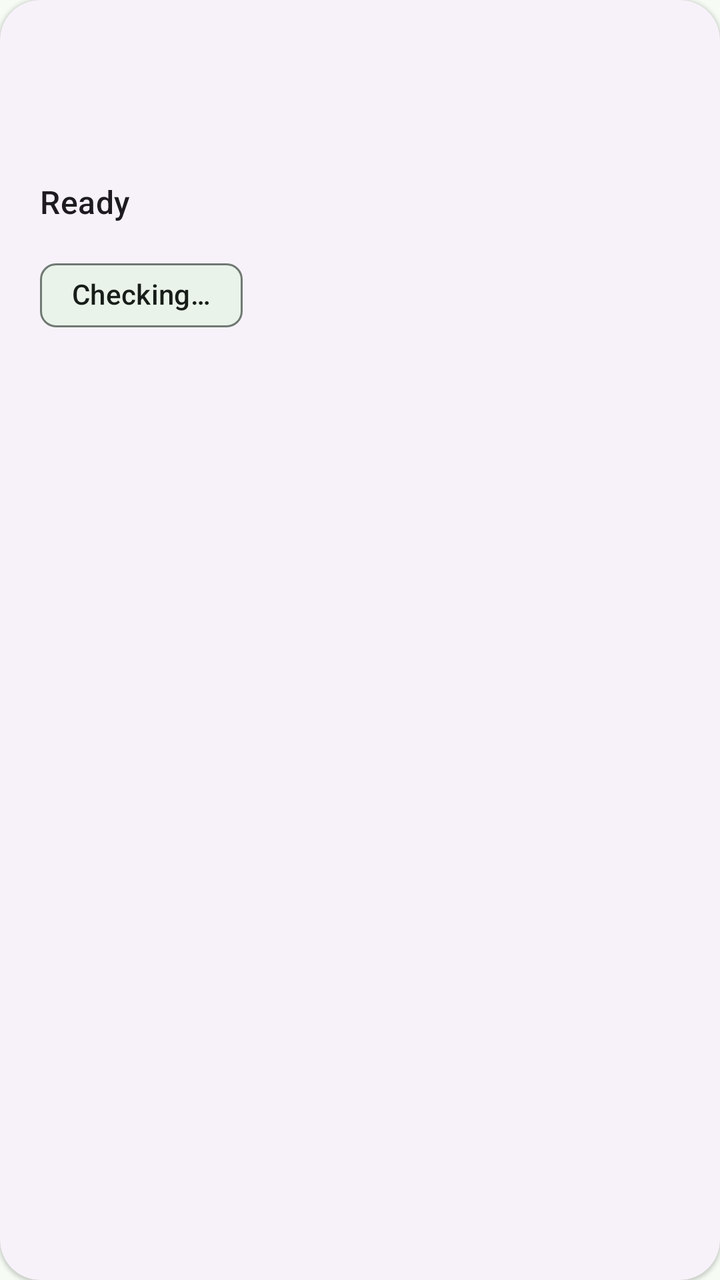
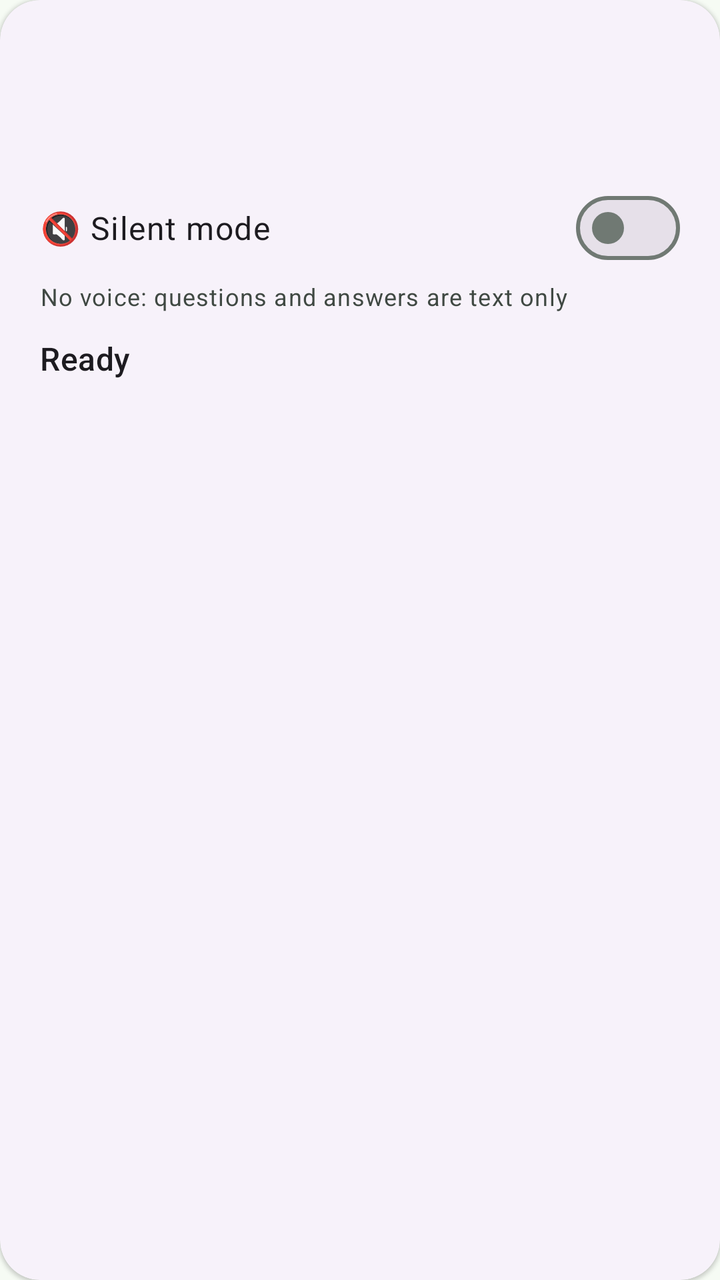

Compare the two renders of this Android layout. The source of the first and the diff that turns it into the second are given below.
<!-- AndroidManifest.xml: application theme Theme.VoiceSrs -->
<!-- res/layout/include_status_card.xml -->
<?xml version="1.0" encoding="utf-8"?>
<com.google.android.material.card.MaterialCardView xmlns:android="http://schemas.android.com/apk/res/android"
    xmlns:app="http://schemas.android.com/apk/res-auto"
    android:id="@+id/statusCard"
    style="@style/Widget.Material3.CardView.Elevated"
    android:layout_width="match_parent"
    android:layout_height="wrap_content"
    android:layout_marginBottom="12dp"
    app:cardCornerRadius="20dp"
    app:contentPadding="20dp">

    <LinearLayout
        android:layout_width="match_parent"
        android:layout_height="wrap_content"
        android:animateLayoutChanges="true"
        android:orientation="vertical">

        <TextView
            android:id="@+id/deckPath"
            android:layout_width="match_parent"
            android:layout_height="wrap_content"
            android:ellipsize="start"
            android:maxLines="1"
            android:singleLine="true"
            android:textAppearance="?attr/textAppearanceBodySmall"
            android:textColor="?attr/colorOnSurfaceVariant"
            android:visibility="gone" />

        <TextView
            android:id="@+id/deckName"
            android:layout_width="match_parent"
            android:layout_height="wrap_content"
            android:textAppearance="?attr/textAppearanceHeadlineSmall" />

        <TextView
            android:id="@+id/dueCount"
            android:layout_width="match_parent"
            android:layout_height="wrap_content"
            android:layout_marginTop="4dp"
            android:textAppearance="?attr/textAppearanceBodyLarge" />

        <com.google.android.material.chip.Chip
            android:id="@+id/silentIndicator"
            style="@style/Widget.Material3.Chip.Assist"
            android:layout_width="wrap_content"
            android:layout_height="wrap_content"
            android:layout_marginTop="8dp"
            android:clickable="false"
            android:focusable="false"
            android:text="@string/silent_indicator"
            android:visibility="gone"
            app:chipMinHeight="32dp" />

        <TextView
            android:id="@+id/stateText"
            android:layout_width="match_parent"
            android:layout_height="wrap_content"
            android:layout_marginTop="12dp"
            android:text="@string/state_ready"
            android:textAppearance="?attr/textAppearanceTitleMedium" />

        <TextView
            android:id="@+id/progressText"
            android:layout_width="match_parent"
            android:layout_height="wrap_content"
            android:layout_marginTop="4dp"
            android:textAppearance="?attr/textAppearanceBodyMedium"
            android:visibility="gone" />

        <com.google.android.material.chip.Chip
            android:id="@+id/syncChip"
            style="@style/Widget.Material3.Chip.Assist"
            android:layout_width="wrap_content"
            android:layout_height="wrap_content"
            android:layout_marginTop="8dp"
            android:clickable="false"
            android:focusable="false"
            android:text="0 pending sync"
            android:visibility="gone"
            app:chipMinHeight="32dp" />

        <com.google.android.material.chip.Chip
            android:id="@+id/engineChip"
            style="@style/Widget.Material3.Chip.Assist"
            android:layout_width="wrap_content"
            android:layout_height="wrap_content"
            android:layout_marginTop="12dp"
            android:clickable="false"
            android:focusable="false"
            android:text="@string/engine_checking"
            app:chipMinHeight="32dp" />
    </LinearLayout>
</com.google.android.material.card.MaterialCardView>
<!-- resources referenced by this layout -->
<resources>
  <string name="engine_checking">Checking…</string>
  <string name="silent_indicator">Silent</string>
  <string name="state_ready">Ready</string>
  <style name="Theme.VoiceSrs" parent="Theme.Material3.DayNight.NoActionBar">
          <item name="colorPrimary">@color/md_theme_primary</item>
          <item name="colorOnPrimary">@color/md_theme_onPrimary</item>
          <item name="colorPrimaryContainer">@color/md_theme_primaryContainer</item>
          <item name="colorOnPrimaryContainer">@color/md_theme_onPrimaryContainer</item>
          <item name="colorSecondary">@color/md_theme_secondary</item>
          <item name="colorOnSecondary">@color/md_theme_onSecondary</item>
          <item name="colorSecondaryContainer">@color/md_theme_secondaryContainer</item>
          <item name="colorOnSecondaryContainer">@color/md_theme_onSecondaryContainer</item>
          <item name="colorTertiary">@color/md_theme_tertiary</item>
          <item name="colorOnTertiary">@color/md_theme_onTertiary</item>
          <item name="colorTertiaryContainer">@color/md_theme_tertiaryContainer</item>
          <item name="colorOnTertiaryContainer">@color/md_theme_onTertiaryContainer</item>
          <item name="android:colorBackground">@color/md_theme_background</item>
          <item name="colorSurface">@color/md_theme_surface</item>
          <item name="colorOnSurface">@color/md_theme_onSurface</item>
          <item name="colorSurfaceVariant">@color/md_theme_surfaceVariant</item>
          <item name="colorOnSurfaceVariant">@color/md_theme_onSurfaceVariant</item>
          <item name="colorOutline">@color/md_theme_outline</item>
          <item name="colorError">@color/md_theme_error</item>
          <item name="colorOnError">@color/md_theme_onError</item>
          <item name="android:statusBarColor">@android:color/transparent</item>
          <item name="android:navigationBarColor">@android:color/transparent</item>
          <item name="android:forceDarkAllowed">false</item>
      </style>
  <color name="md_theme_primary">#146C43</color>
  <color name="md_theme_onPrimary">#FFFFFF</color>
  <color name="md_theme_primaryContainer">#A4F4C4</color>
  <color name="md_theme_onPrimaryContainer">#002110</color>
  <color name="md_theme_secondary">#4D6356</color>
  <color name="md_theme_onSecondary">#FFFFFF</color>
  <color name="md_theme_secondaryContainer">#D0E8D8</color>
  <color name="md_theme_onSecondaryContainer">#0B1F15</color>
  <color name="md_theme_tertiary">#3C6472</color>
  <color name="md_theme_onTertiary">#FFFFFF</color>
  <color name="md_theme_tertiaryContainer">#C0E9FA</color>
  <color name="md_theme_onTertiaryContainer">#001F28</color>
  <color name="md_theme_background">#F6FBF4</color>
  <color name="md_theme_surface">#F6FBF4</color>
  <color name="md_theme_onSurface">#171D19</color>
  <color name="md_theme_surfaceVariant">#DCE5DC</color>
  <color name="md_theme_onSurfaceVariant">#404943</color>
  <color name="md_theme_outline">#707973</color>
  <color name="md_theme_error">#BA1A1A</color>
  <color name="md_theme_onError">#FFFFFF</color>
</resources>

<!-- the commit's change to res/layout/include_status_card.xml (unified diff, before → after) -->
@@ -39,17 +39,23 @@
             android:layout_marginTop="4dp"
             android:textAppearance="?attr/textAppearanceBodyLarge" />
 
-        <com.google.android.material.chip.Chip
-            android:id="@+id/silentIndicator"
-            style="@style/Widget.Material3.Chip.Assist"
-            android:layout_width="wrap_content"
+        <com.google.android.material.materialswitch.MaterialSwitch
+            android:id="@+id/drillSilentSwitch"
+            android:layout_width="match_parent"
             android:layout_height="wrap_content"
-            android:layout_marginTop="8dp"
-            android:clickable="false"
-            android:focusable="false"
-            android:text="@string/silent_indicator"
-            android:visibility="gone"
-            app:chipMinHeight="32dp" />
+            android:layout_marginTop="12dp"
+            android:minHeight="48dp"
+            android:text="@string/silent_switch"
+            android:textAppearance="?attr/textAppearanceBodyLarge" />
+
+        <TextView
+            android:id="@+id/drillSilentSubtitle"
+            android:layout_width="match_parent"
+            android:layout_height="wrap_content"
+            android:layout_marginTop="2dp"
+            android:text="@string/silent_switch_sub"
+            android:textAppearance="?attr/textAppearanceBodySmall"
+            android:textColor="?attr/colorOnSurfaceVariant" />
 
         <TextView
             android:id="@+id/stateText"
@@ -79,15 +85,5 @@
             android:visibility="gone"
             app:chipMinHeight="32dp" />
 
-        <com.google.android.material.chip.Chip
-            android:id="@+id/engineChip"
-            style="@style/Widget.Material3.Chip.Assist"
-            android:layout_width="wrap_content"
-            android:layout_height="wrap_content"
-            android:layout_marginTop="12dp"
-            android:clickable="false"
-            android:focusable="false"
-            android:text="@string/engine_checking"
-            app:chipMinHeight="32dp" />
     </LinearLayout>
 </com.google.android.material.card.MaterialCardView>
<!-- resource entries referenced after the edit -->
@@ -1,7 +1,7 @@
 <!-- resources referenced by this layout -->
 <resources>
-  <string name="engine_checking">Checking…</string>
-  <string name="silent_indicator">Silent</string>
+  <string name="silent_switch">🔇 Silent mode</string>
+  <string name="silent_switch_sub">No voice: questions and answers are text only</string>
   <string name="state_ready">Ready</string>
   <style name="Theme.VoiceSrs" parent="Theme.Material3.DayNight.NoActionBar">
           <item name="colorPrimary">@color/md_theme_primary</item>
